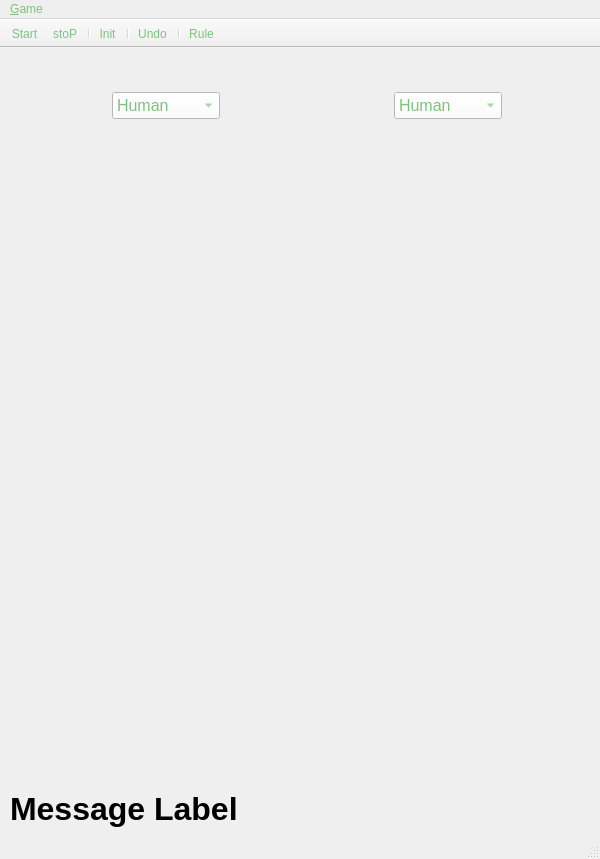
Old version of the form QtMate/QtMate/MainWindow.ui in the repository vivisuke/QtMate.
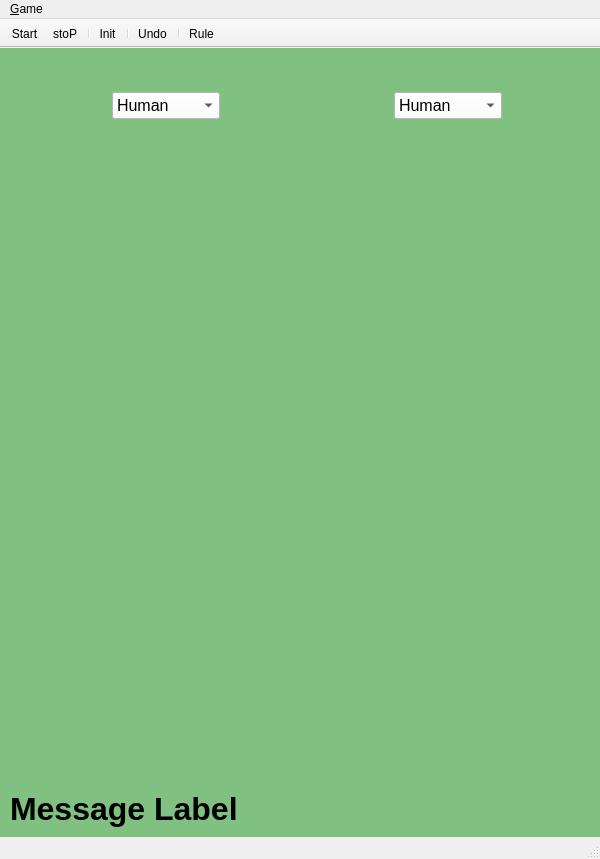
New version of the form. Icons and pictures are not drawn. Custom widgets are drawn as their Qt base class.

Commit message: 0052 ◎ C 12/04 12/05 0.001│問題│ドロップダウン、ステータスバー文字などが明るい緑になっている→黒に

Patch:
```diff
--- a/QtMate/QtMate/MainWindow.ui
+++ b/QtMate/QtMate/MainWindow.ui
@@ -14,11 +14,14 @@
    <string>MainWindow</string>
   </property>
   <property name="styleSheet">
-   <string notr="true">color: #80c080</string>
+   <string notr="true"/>
   </property>
   <widget class="CentralWidget" name="centralWidget">
+   <property name="autoFillBackground">
+    <bool>false</bool>
+   </property>
    <property name="styleSheet">
-    <string notr="true">color: #80c080;</string>
+    <string notr="true">background-color: #80c080</string>
    </property>
    <layout class="QVBoxLayout" name="verticalLayout">
     <property name="leftMargin">
```
The commit also changes 1 other file.
